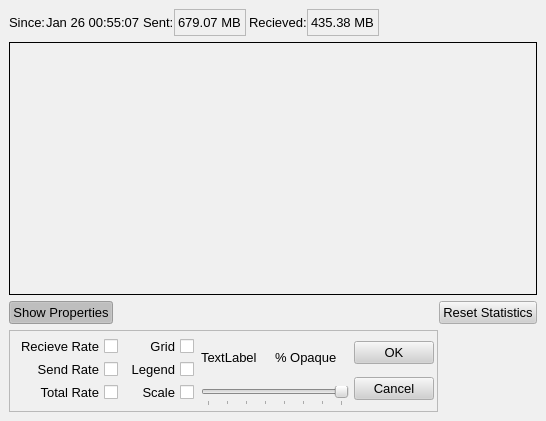
Qt form src/gui/bwgraph/bwgraph.ui (a-ilin/vidalia) before a commit.
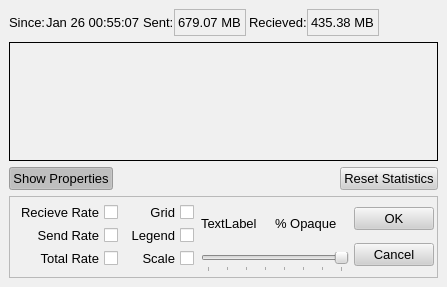
The same form after that commit. Icons and pictures are not drawn.

Commit message:
Ask and you shall recieve. Smaller yet.
svn:r192

What changed in the file:
```diff
--- a/src/gui/bwgraph/bwgraph.ui
+++ b/src/gui/bwgraph/bwgraph.ui
@@ -8,8 +8,8 @@
    <rect>
     <x>0</x>
     <y>0</y>
-    <width>546</width>
-    <height>421</height>
+    <width>446</width>
+    <height>287</height>
    </rect>
   </property>
   <property name="palette" >
```
